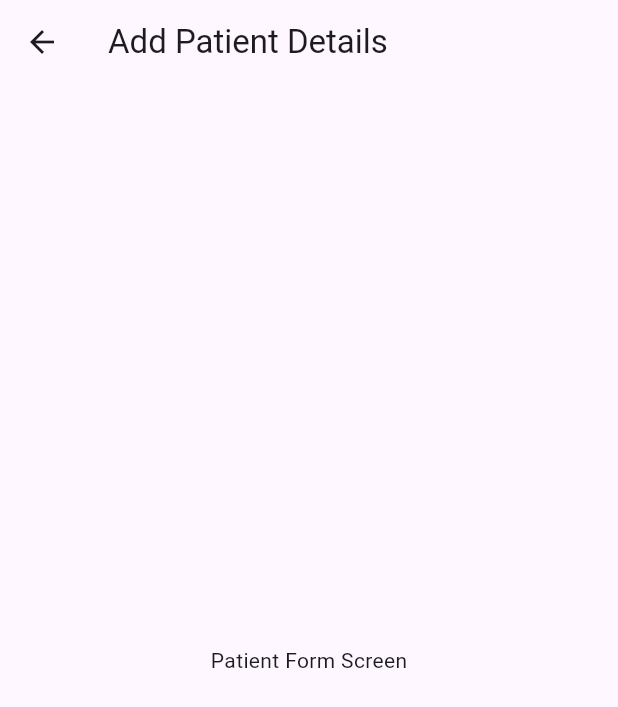
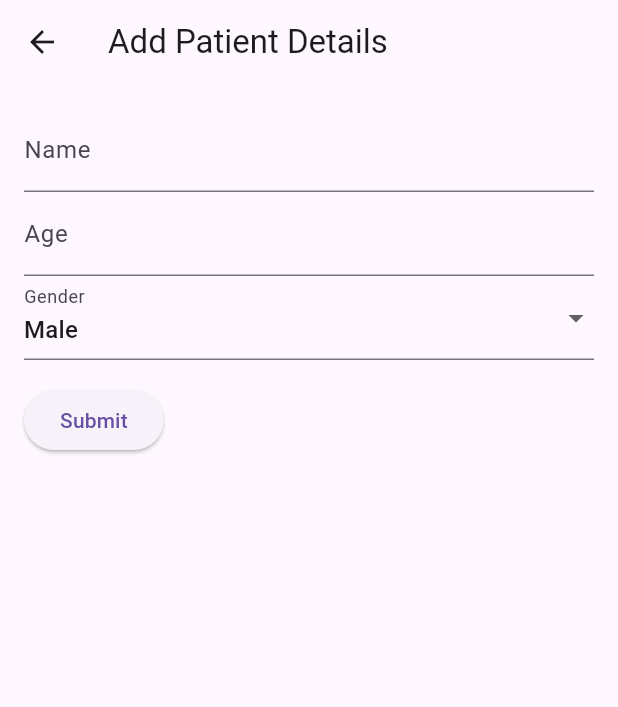
Before and after one commit to Abhishek5467/Patient_managment_app_with_flutter, a Flutter app: the screen it shows after launch, after a tap on "Add Patient Details", on a phone screen of 412 x 824 dp. Shown: the top 707 px of the screen. Run offline on Flutter 3.47's test engine with Material 3 defaults, Android fonts, the phone set to English and light mode, and no system bars; our stand-ins replace flutter_blue, image_picker; network calls fail.

Commit message:
Your commit message

```diff
--- a/lib/main.dart
+++ b/lib/main.dart
@@ -9,6 +9,7 @@ class MyApp extends StatelessWidget{
   @override
   Widget build(BuildContext context){
     return MaterialApp(
+      debugShowCheckedModeBanner: false,
       title: "Patient Care",
       theme: ThemeData(primarySwatch: Colors.blue),
       home: HomeScreen(),
--- a/lib/screens/home_screen.dart
+++ b/lib/screens/home_screen.dart
@@ -8,7 +8,7 @@ class HomeScreen extends StatelessWidget {
   @override
   Widget build(BuildContext context) {
     return Scaffold(
-      appBar: AppBar(title: Text('Patient Management App')),
+      appBar: AppBar(title: Text('Patient Care')),
       body: ListView(
         children: [
           ListTile(
--- a/lib/screens/patient_form_screen.dart
+++ b/lib/screens/patient_form_screen.dart
@@ -1,12 +1,101 @@
 import '../services/storage_service.dart';
 import 'package:flutter/material.dart';
 
-class PatientFormScreen extends StatelessWidget {
+class PatientFormScreen extends StatefulWidget {
   @override
-  Widget build(BuildContext context){
+  _PatientFormScreenState createState() => _PatientFormScreenState();
+}
+
+class _PatientFormScreenState extends State<PatientFormScreen> {
+  final _formKey = GlobalKey<FormState>();
+  String _name = '';
+  int _age = 0;
+  String _gender = 'Male';
+
+  // Function to handle form submission
+  void _submitForm() {
+    if (_formKey.currentState?.validate() ?? false) {
+      // If the form is valid, save the data or perform an action
+      _formKey.currentState?.save();
+      // For example, save the data to a storage service or backend
+      print('Patient Name: $_name');
+      print('Patient Age: $_age');
+      print('Patient Gender: $_gender');
+    }
+  }
+
+  @override
+  Widget build(BuildContext context) {
     return Scaffold(
       appBar: AppBar(title: Text('Add Patient Details')),
-      body: Center(child: Text('Patient Form Screen')),
+      body: Padding(
+        padding: const EdgeInsets.all(16.0),
+        child: Form(
+          key: _formKey,
+          child: Column(
+            crossAxisAlignment: CrossAxisAlignment.start,
+            children: [
+              // Name field
+              TextFormField(
+                decoration: InputDecoration(labelText: 'Name'),
+                validator: (value) {
+                  if (value == null || value.isEmpty) {
+                    return 'Please enter a name';
+                  }
+                  return null;
+                },
+                onSaved: (value) {
+                  _name = value ?? '';
+                },
+              ),
+
+              // Age field
+              TextFormField(
+                decoration: InputDecoration(labelText: 'Age'),
+                keyboardType: TextInputType.number,
+                validator: (value) {
+                  if (value == null || value.isEmpty) {
+                    return 'Please enter an age';
+                  }
+                  if (int.tryParse(value) == null) {
+                    return 'Please enter a valid number';
+                  }
+                  return null;
+                },
+                onSaved: (value) {
+                  _age = int.tryParse(value ?? '') ?? 0;
+                },
+              ),
+
+              // Gender dropdown
+              DropdownButtonFormField<String>(
+                value: _gender,
+                decoration: InputDecoration(labelText: 'Gender'),
+                onChanged: (value) {
+                  setState(() {
+                    _gender = value ?? 'Male';
+                  });
+                },
+                items: ['Male', 'Female', 'Other']
+                    .map((gender) => DropdownMenuItem(
+                          value: gender,
+                          child: Text(gender),
+                        ))
+                    .toList(),
+              ),
+
+              // Submit button
+              Padding(
+                padding: const EdgeInsets.symmetric(vertical: 16.0),
+                child: ElevatedButton(
+                  onPressed: _submitForm,
+                  child: Text('Submit'),
+                ),
+              ),
+            ],
+          ),
+        ),
+      ),
     );
   }
 }
--- a/pubspec.yaml
+++ b/pubspec.yaml
@@ -30,7 +30,7 @@ environment:
 dependencies:
   flutter:
     sdk: flutter
-
+  flutter_secure_storage: ^5.0.2
 
   # The following adds the Cupertino Icons font to your application.
   # Use with the CupertinoIcons class for iOS style icons.
```
Also changed, not shown: pubspec.lock, 5 other files.
